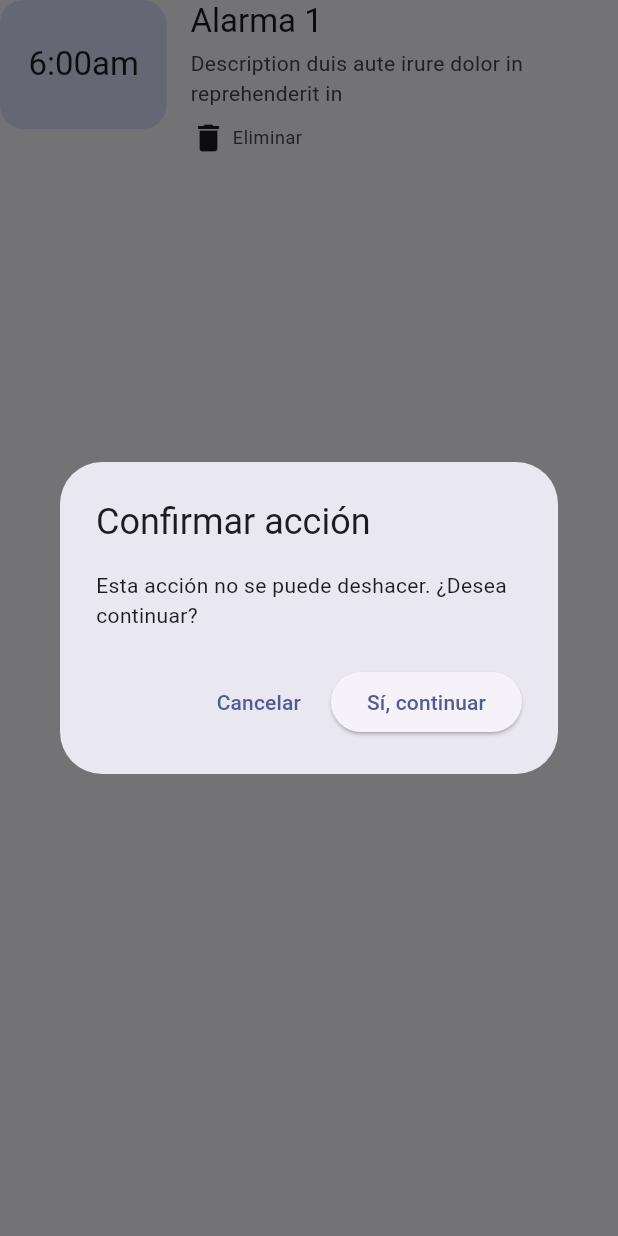
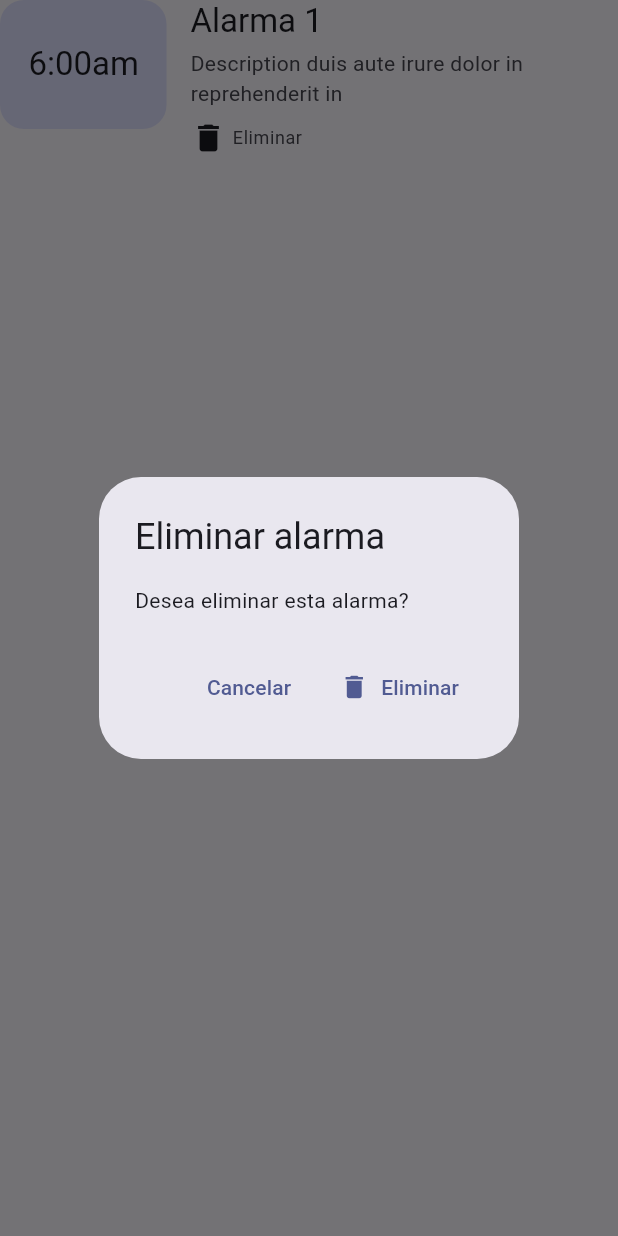
Before and after one commit to EstebanCardenas/AlarmsUxApp, a Flutter app: the AlarmItem widget shown alone on an empty page, opened directly, after a tap on the "delete" icon, on a phone screen of 412 x 824 dp. Run offline on Flutter 3.47's test engine with Material 3 defaults, Android fonts, the phone set to English and light mode, and no system bars; our stand-ins replace go_router, google_fonts, pie_chart.

Commit message:
ajustados modales

```diff
--- a/alarms_web/lib/components/alarm_item.dart
+++ b/alarms_web/lib/components/alarm_item.dart
@@ -75,9 +75,9 @@ class AlarmItem extends StatelessWidget {
                             showDialog(
                               context: context,
                               builder: (_) => AlertDialog(
-                                title: const Text("Confirmar acción"),
+                                title: const Text("Eliminar alarma"),
                                 content: const Text(
-                                  "Esta acción no se puede deshacer. ¿Desea continuar?",
+                                  "Desea eliminar esta alarma?",
                                 ),
                                 actions: [
                                   TextButton(
@@ -86,16 +86,20 @@ class AlarmItem extends StatelessWidget {
                                     },
                                     child: const Text("Cancelar"),
                                   ),
-                                  ElevatedButton(
+                                  TextButton.icon(
                                     onPressed: () {
-                                      // Acción de confirmación
-                                      //Navigator.pop(context);
+                                      // Acción de eliminar
                                     },
-                                    child: const Text("Sí, continuar"),
+                                    icon: const Icon(Icons.delete, size: 20),
+                                    label: const Text("Eliminar"),
+                                    style: TextButton.styleFrom(
+                                      foregroundColor: colorScheme
+                                          .primary, // color del texto/ícono
+                                    ),
                                   ),
                                 ],
                               ),
-                            )
+                            ),
                           },
                           child: Icon(
                             Icons.delete,
--- a/alarms_web/lib/components/category_item.dart
+++ b/alarms_web/lib/components/category_item.dart
@@ -54,9 +54,9 @@ class CategoryItem extends StatelessWidget {
                         showDialog(
                           context: context,
                           builder: (_) => AlertDialog(
-                            title: const Text("Confirmar acción"),
+                            title: const Text("Eliminar categoría"),
                             content: const Text(
-                              "Esta acción no se puede deshacer. ¿Desea continuar?",
+                              "Desea eliminar esta categoría?",
                             ),
                             actions: [
                               TextButton(
@@ -65,12 +65,15 @@ class CategoryItem extends StatelessWidget {
                                 },
                                 child: const Text("Cancelar"),
                               ),
-                              ElevatedButton(
+                              TextButton.icon(
                                 onPressed: () {
-                                  // Acción de confirmación
-                                  //Navigator.pop(context);
+                                  // Acción de eliminar
                                 },
-                                child: const Text("Sí, continuar"),
+                                icon: const Icon(Icons.delete, size: 20),
+                                label: const Text("Eliminar"),
+                                style: TextButton.styleFrom(
+                                  foregroundColor: colorScheme.primary, // color del texto/ícono
+                                ),
                               ),
                             ],
                           ),
```
